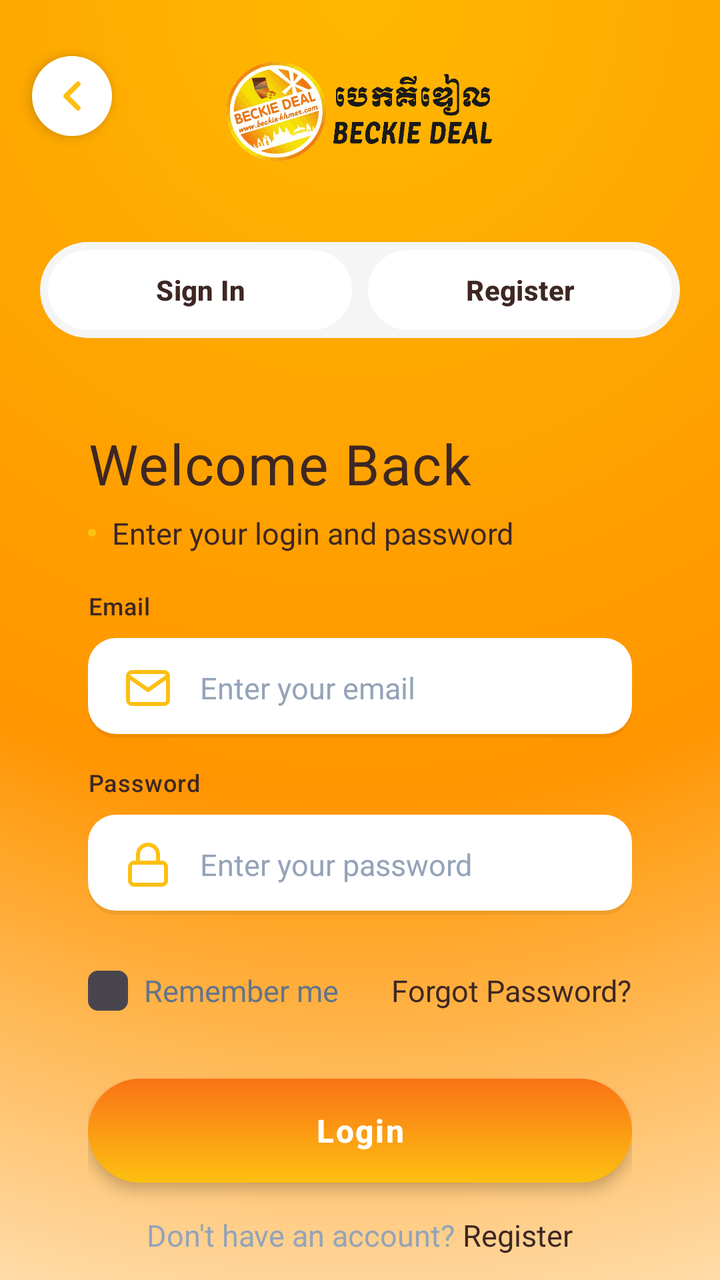
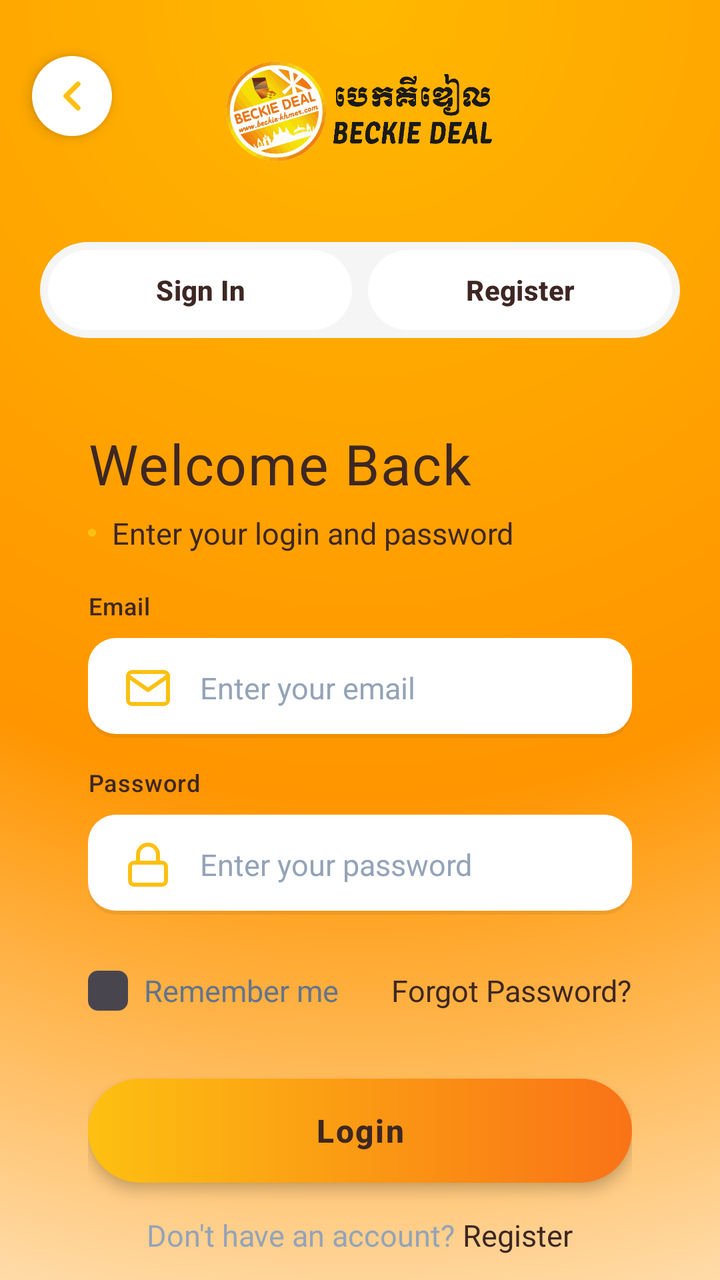

The first picture is an Android layout as it rendered before a commit; the second is the same layout after the commit. The layout source and the unified diff follow.
<!-- AndroidManifest.xml: application theme Theme.BeckieDealApp -->
<!-- res/layout/activity_login.xml -->
﻿<?xml version="1.0" encoding="utf-8"?>
<androidx.constraintlayout.widget.ConstraintLayout xmlns:android="http://schemas.android.com/apk/res/android"
    xmlns:app="http://schemas.android.com/apk/res-auto"
    xmlns:tools="http://schemas.android.com/tools"
    android:layout_width="match_parent"
    android:layout_height="match_parent"
    android:background="@drawable/login_radial_gradient_bg"
    android:fitsSystemWindows="true"
    tools:context=".LoginActivity">

    <androidx.core.widget.NestedScrollView
        android:layout_width="match_parent"
        android:layout_height="match_parent"
        android:fillViewport="true"
        android:overScrollMode="never">

        <LinearLayout
            android:layout_width="match_parent"
            android:layout_height="wrap_content"
            android:orientation="vertical">

            
            <FrameLayout
                android:id="@+id/loginHeaderWave"
                android:layout_width="match_parent"
                android:layout_height="wrap_content"
                android:paddingTop="20dp"
                android:paddingBottom="20dp">

                
                <ImageView
                    android:id="@+id/backButton"
                    android:layout_width="40dp"
                    android:layout_height="40dp"
                    android:layout_gravity="start|top"
                    android:layout_marginStart="16dp"
                    android:layout_marginTop="8dp"
                    android:padding="8dp"
                    android:src="@drawable/ic_arrow_left"
                    android:contentDescription="Back"
                    android:background="@drawable/login_logo_circle_bg"
                    android:elevation="4dp"
                    app:tint="@color/primary" />

                
                <LinearLayout
                    android:layout_width="wrap_content"
                    android:layout_height="wrap_content"
                    android:layout_gravity="center_horizontal"
                    android:layout_marginTop="8dp"
                    android:orientation="vertical">

                    <ImageView
                        android:layout_width="150dp"
                        android:layout_height="55dp"
                        android:layout_gravity="center_horizontal"
                        android:src="@drawable/logo_light"
                        android:scaleType="fitCenter"
                        android:contentDescription="Beckie Deal Logo" />

                </LinearLayout>

            </FrameLayout>

            
            <LinearLayout
                android:layout_width="match_parent"
                android:layout_height="wrap_content"
                android:layout_gravity="center_horizontal"
                android:layout_marginTop="18dp"
                android:layout_marginBottom="20dp"
                android:layout_marginHorizontal="20dp"
                android:background="@drawable/button_toggle_container_bg"
                android:orientation="horizontal"
                android:padding="4dp">

                
                <androidx.appcompat.widget.AppCompatButton
                    android:id="@+id/signInToggle"
                    android:layout_width="0dp"
                    android:layout_height="40dp"
                    android:layout_weight="1"
                    android:layout_marginEnd="4dp"
                    android:background="@drawable/button_toggle_signin_selector"
                    app:backgroundTint="@null"
                    android:text="Sign In"
                    android:textColor="@color/button_toggle_text_color"
                    android:textSize="14sp"
                    android:textStyle="bold"
                    android:stateListAnimator="@null" />

                
                <androidx.appcompat.widget.AppCompatButton
                    android:id="@+id/registerToggle"
                    android:layout_width="0dp"
                    android:layout_height="40dp"
                    android:layout_weight="1"
                    android:layout_marginStart="4dp"
                    android:background="@drawable/button_toggle_register_selector"
                    app:backgroundTint="@null"
                    android:text="Register"
                    android:textColor="@color/button_toggle_text_color"
                    android:textSize="14sp"
                    android:textStyle="bold"
                    android:stateListAnimator="@null" />

            </LinearLayout>

            
            <FrameLayout
                android:id="@+id/formContainer"
                android:layout_width="match_parent"
                android:layout_height="wrap_content"
                android:paddingHorizontal="20dp"
                android:paddingBottom="16dp">

                
                <LinearLayout
                    android:id="@+id/loginFormSection"
                    android:layout_width="match_parent"
                    android:layout_height="wrap_content"
                    android:orientation="vertical"
                    android:elevation="8dp"
                    android:paddingHorizontal="24dp"
                    android:paddingTop="24dp"
                    android:paddingBottom="24dp">

                    
                    <TextView
                        android:layout_width="wrap_content"
                        android:layout_height="wrap_content"
                        android:text="Welcome Back"
                        android:textAppearance="@style/TextAppearance.App.ScreenTitle"
                        android:textColor="@color/dark_brown"
                        android:letterSpacing="0.02" />

                    
                    <LinearLayout
                        android:layout_width="wrap_content"
                        android:layout_height="wrap_content"
                        android:layout_marginTop="6dp"
                        android:gravity="center_vertical"
                        android:orientation="horizontal">

                        <View
                            android:layout_width="4dp"
                            android:layout_height="4dp"
                            android:background="@drawable/login_logo_circle_bg"
                            android:backgroundTint="@color/primary" />

                        <TextView
                            android:layout_width="wrap_content"
                            android:layout_height="wrap_content"
                            android:layout_marginStart="8dp"
                            android:text="Enter your login and password"
                            android:textAppearance="@style/TextAppearance.App.Body"
                            android:textColor="@color/dark_brown" />
                    </LinearLayout>

                    
                    <TextView
                        android:layout_width="wrap_content"
                        android:layout_height="wrap_content"
                        android:layout_marginTop="18dp"
                        android:text="Email"
                        android:textAppearance="@style/TextAppearance.App.Label"
                        android:textAllCaps="false"
                        android:textColor="@color/dark_brown"
                        android:letterSpacing="0.03" />

                    <EditText
                        android:id="@+id/emailInput"
                        android:layout_width="match_parent"
                        android:layout_height="50dp"
                        android:layout_marginTop="8dp"
                        android:background="@drawable/login_input_background_white"
                        android:drawableStart="@drawable/ic_email"
                        android:drawableTint="@color/primary"
                        android:drawablePadding="14dp"
                        android:hint="Enter your email"
                        android:inputType="textEmailAddress"
                        android:paddingHorizontal="18dp"
                        android:textAppearance="@style/TextAppearance.App.CardProductName"
                        android:textColorHint="@color/text_muted" />

                    
                    <TextView
                        android:layout_width="wrap_content"
                        android:layout_height="wrap_content"
                        android:layout_marginTop="14dp"
                        android:text="Password"
                        android:textAppearance="@style/TextAppearance.App.Label"
                        android:textAllCaps="false"
                        android:textColor="@color/dark_brown"
                        android:letterSpacing="0.03" />

                    <EditText
                        android:id="@+id/passwordInput"
                        android:layout_width="match_parent"
                        android:layout_height="50dp"
                        android:layout_marginTop="8dp"
                        android:background="@drawable/login_input_background_white"
                        android:drawableStart="@drawable/ic_lock"
                        android:drawableTint="@color/primary"
                        android:drawablePadding="14dp"
                        android:hint="Enter your password"
                        android:inputType="textPassword"
                        android:paddingHorizontal="18dp"
                        android:textAppearance="@style/TextAppearance.App.CardProductName"
                        android:textColorHint="@color/text_muted" />

                    
                    <LinearLayout
                        android:layout_width="match_parent"
                        android:layout_height="wrap_content"
                        android:layout_marginTop="14dp"
                        android:gravity="center_vertical"
                        android:orientation="horizontal">

                        <CheckBox
                            android:id="@+id/rememberMe"
                            android:layout_width="wrap_content"
                            android:layout_height="wrap_content"
                            android:button="@drawable/login_checkbox_selector"
                            android:paddingStart="8dp"
                            android:text="Remember me"
                            android:textAppearance="@style/TextAppearance.App.Body"
                            android:textColor="@color/text_secondary" />

                        <View
                            android:layout_width="0dp"
                            android:layout_height="0dp"
                            android:layout_weight="1" />

                        <TextView
                            android:id="@+id/forgotPassword"
                            android:layout_width="wrap_content"
                            android:layout_height="wrap_content"
                            android:text="Forgot Password?"
                            android:textAppearance="@style/TextAppearance.App.CardPrice"
                            android:textColor="@color/dark_brown" />

                    </LinearLayout>

                    
                    <androidx.appcompat.widget.AppCompatButton
                        android:id="@+id/loginButton"
                        android:layout_width="match_parent"
                        android:layout_height="52dp"
                        android:layout_marginTop="20dp"
                        android:background="@drawable/login_button_rounded_bg"
                        app:backgroundTint="@null"
                        android:text="Login"
                        android:textAllCaps="false"
                        android:textColor="@color/white_fixed"
                        android:textSize="16sp"
                        android:textStyle="bold"
                        android:letterSpacing="0.05"
                        android:elevation="4dp"
                        android:stateListAnimator="@null" />

                    
                    <LinearLayout
                        android:layout_width="wrap_content"
                        android:layout_height="wrap_content"
                        android:layout_gravity="center"
                        android:layout_marginTop="16dp"
                        android:orientation="horizontal">

                        <TextView
                            android:layout_width="wrap_content"
                            android:layout_height="wrap_content"
                            android:text="Don't have an account? "
                            android:textAppearance="@style/TextAppearance.App.Body"
                            android:textColor="@color/text_muted" />

                        <TextView
                            android:id="@+id/registerLink"
                            android:layout_width="wrap_content"
                            android:layout_height="wrap_content"
                            android:text="Register"
                            android:textAppearance="@style/TextAppearance.App.CardPrice"
                            android:textColor="@color/dark_brown" />

                    </LinearLayout>

                </LinearLayout>

                
                <LinearLayout
                    android:id="@+id/registerFormSection"
                    android:layout_width="match_parent"
                    android:layout_height="wrap_content"
                    android:orientation="vertical"
                    android:elevation="8dp"
                    android:paddingHorizontal="24dp"
                    android:paddingTop="24dp"
                    android:paddingBottom="24dp"
                    android:visibility="gone">

                    
                    <TextView
                        android:layout_width="wrap_content"
                        android:layout_height="wrap_content"
                        android:text="Create Account"
                        android:textAppearance="@style/TextAppearance.App.ScreenTitle"
                        android:textColor="@color/dark_brown"
                        android:letterSpacing="0.02" />

                    
                    <TextView
                        android:layout_width="wrap_content"
                        android:layout_height="wrap_content"
                        android:layout_marginTop="6dp"
                        android:text="Join us to get the best deals"
                        android:textAppearance="@style/TextAppearance.App.Body"
                        android:textColor="@color/dark_brown" />

                    
                    <TextView
                        android:layout_width="wrap_content"
                        android:layout_height="wrap_content"
                        android:layout_marginTop="18dp"
                        android:text="Full Name"
                        android:textAppearance="@style/TextAppearance.App.Label"
                        android:textColor="@color/dark_brown" />

                    <EditText
                        android:id="@+id/nameInput"
                        android:layout_width="match_parent"
                        android:layout_height="50dp"
                        android:layout_marginTop="8dp"
                        android:background="@drawable/login_input_background_white"
                        android:drawableStart="@drawable/ic_account"
                        android:drawableTint="@color/primary"
                        android:drawablePadding="14dp"
                        android:hint="Enter your full name"
                        android:inputType="textPersonName"
                        android:paddingHorizontal="18dp" />

                    
                    <TextView
                        android:layout_width="wrap_content"
                        android:layout_height="wrap_content"
                        android:layout_marginTop="14dp"
                        android:text="Email"
                        android:textAppearance="@style/TextAppearance.App.Label"
                        android:textColor="@color/dark_brown" />

                    <EditText
                        android:id="@+id/regEmailInput"
                        android:layout_width="match_parent"
                        android:layout_height="50dp"
                        android:layout_marginTop="8dp"
                        android:background="@drawable/login_input_background_white"
                        android:drawableStart="@drawable/ic_email"
                        android:drawableTint="@color/primary"
                        android:drawablePadding="14dp"
                        android:hint="Enter your email"
                        android:inputType="textEmailAddress"
                        android:paddingHorizontal="18dp" />

                    
                    <TextView
                        android:layout_width="wrap_content"
                        android:layout_height="wrap_content"
                        android:layout_marginTop="14dp"
                        android:text="Password"
                        android:textAppearance="@style/TextAppearance.App.Label"
                        android:textColor="@color/dark_brown" />

                    <EditText
                        android:id="@+id/regPasswordInput"
                        android:layout_width="match_parent"
                        android:layout_height="50dp"
                        android:layout_marginTop="8dp"
                        android:background="@drawable/login_input_background_white"
                        android:drawableStart="@drawable/ic_lock"
                        android:drawableTint="@color/primary"
                        android:drawablePadding="14dp"
                        android:hint="Create a password"
                        android:inputType="textPassword"
                        android:paddingHorizontal="18dp" />

                    
                    <androidx.appcompat.widget.AppCompatButton
                        android:id="@+id/registerButton"
                        android:layout_width="match_parent"
                        android:layout_height="52dp"
                        android:layout_marginTop="24dp"
                        android:background="@drawable/login_button_rounded_bg"
                        app:backgroundTint="@null"
                        android:text="Sign Up"
                        android:textAllCaps="false"
                        android:textColor="@color/white_fixed"
                        android:textSize="16sp"
                        android:textStyle="bold"
                        android:elevation="4dp"
                        android:stateListAnimator="@null" />

                    
                    <LinearLayout
                        android:layout_width="wrap_content"
                        android:layout_height="wrap_content"
                        android:layout_gravity="center"
                        android:layout_marginTop="16dp"
                        android:orientation="horizontal">

                        <TextView
                            android:layout_width="wrap_content"
                            android:layout_height="wrap_content"
                            android:text="Already have an account? "
                            android:textAppearance="@style/TextAppearance.App.Body"
                            android:textColor="@color/text_muted" />

                        <TextView
                            android:id="@+id/loginLink"
                            android:layout_width="wrap_content"
                            android:layout_height="wrap_content"
                            android:text="Login"
                            android:textAppearance="@style/TextAppearance.App.CardPrice"
                            android:textColor="@color/dark_brown" />
                    </LinearLayout>
                </LinearLayout>
            </FrameLayout>

        </LinearLayout>
    </androidx.core.widget.NestedScrollView>

    <ProgressBar
        android:id="@+id/loginProgressBar"
        android:layout_width="wrap_content"
        android:layout_height="wrap_content"
        android:visibility="gone"
        android:elevation="10dp"
        app:layout_constraintBottom_toBottomOf="parent"
        app:layout_constraintEnd_toEndOf="parent"
        app:layout_constraintStart_toStartOf="parent"
        app:layout_constraintTop_toTopOf="parent" />

</androidx.constraintlayout.widget.ConstraintLayout>
<!-- resources referenced by this layout -->
<resources>
  <color name="dark_brown">#3E2723</color>
  <color name="primary">#FDC011</color>
  <color name="text_muted">#94A3B8</color>
  <color name="text_secondary">#64748B</color>
  <color name="white_fixed">#FFFFFF</color>
  <!-- drawable button_toggle_container_bg (drawable) -->
  <?xml version="1.0" encoding="utf-8"?>
  <shape xmlns:android="http://schemas.android.com/apk/res/android">
      <solid android:color="#F5F5F5" />
      <corners android:radius="28dp" />
  </shape>
  <!-- drawable login_button_rounded_bg (drawable) -->
  <?xml version="1.0" encoding="utf-8"?>
  <shape xmlns:android="http://schemas.android.com/apk/res/android">
      <gradient
          android:type="linear"
          android:angle="90"
          android:startColor="#FDC011"
          android:endColor="#F97316" />
      <corners android:radius="28dp" />
  </shape>
  <!-- drawable login_logo_circle_bg (drawable) -->
  <?xml version="1.0" encoding="utf-8"?>
  <shape xmlns:android="http://schemas.android.com/apk/res/android"
      android:shape="oval">
      <solid android:color="@color/white_fixed" />
      <size
          android:width="100dp"
          android:height="100dp" />
  </shape>
  <style name="TextAppearance.App.CardPrice" parent="TextAppearance.Material3.BodyLarge">
          <item name="android:fontFamily">@font/synonym_semibold</item>
          <item name="android:textSize">15sp</item>
          <item name="android:letterSpacing">0</item>
          <item name="android:textColor">@color/text_primary</item>
      </style>
  <style name="TextAppearance.App.CardProductName" parent="TextAppearance.Material3.BodyLarge">
          <item name="android:fontFamily">@font/synonym_medium</item>
          <item name="android:textSize">15sp</item>
          <item name="android:letterSpacing">0</item>
          <item name="android:textColor">@color/text_primary</item>
      </style>
  <style name="Theme.BeckieDealApp" parent="Base.Theme.BeckieDealApp">
          <item name="buttonStyle">@style/Widget.App.Button</item>
          <item name="materialButtonStyle">@style/Widget.App.Button</item>
      </style>
  <color name="border_color">#E2E8F0</color>
  <color name="text_primary">#1E293B</color>
  <style name="Widget.App.Button" parent="Widget.Material3.Button">
          <item name="shapeAppearance">@style/ShapeAppearance.App.Button.Pill</item>
          <item name="android:textAppearance">@style/TextAppearance.App.Button</item>
      </style>
  <color name="on_primary">#FFFFFF</color>
  <color name="primary_container">#FDC011</color>
  <color name="on_primary_container">#582200</color>
  <color name="background">#F9F9F7</color>
  <color name="surface">#FFFFFF</color>
  <color name="on_surface">#251913</color>
  <style name="TextAppearance.App.PriceHero" parent="TextAppearance.Material3.TitleLarge">
          <item name="android:fontFamily">@font/amulya_bold</item>
          <item name="android:textSize">22sp</item>
          <item name="android:letterSpacing">-0.01</item>
          <item name="android:textColor">@color/text_primary</item>
      </style>
  <style name="TextAppearance.App.Button" parent="TextAppearance.Material3.LabelLarge">
          <item name="android:fontFamily">@font/synonym_semibold</item>
          <item name="android:textSize">15sp</item>
          <item name="android:letterSpacing">0.01</item>
          <item name="android:textAllCaps">false</item>
      </style>
  <style name="ShapeAppearance.App.Button.Pill" parent="">
          <item name="cornerFamily">rounded</item>
          <item name="cornerSize">50%</item>
      </style>
  <color name="nav_indicator_fill">#FFF1EB</color>
  <style name="ShapeAppearance.App.BottomNav.ActiveIndicator" parent="">
          <item name="cornerFamily">rounded</item>
          <item name="cornerSize">50%</item>
      </style>
  <!-- unchanged entries left out for length: 19 -->
</resources>

<!-- the commit's change to res/layout/activity_login.xml (unified diff, before → after) -->
@@ -252,7 +252,7 @@
                         app:backgroundTint="@null"
                         android:text="Login"
                         android:textAllCaps="false"
-                        android:textColor="@color/white_fixed"
+                        android:textColor="@color/dark_brown"
                         android:textSize="16sp"
                         android:textStyle="bold"
                         android:letterSpacing="0.05"
@@ -392,9 +392,10 @@
                         app:backgroundTint="@null"
                         android:text="Sign Up"
                         android:textAllCaps="false"
-                        android:textColor="@color/white_fixed"
+                        android:textColor="@color/dark_brown"
                         android:textSize="16sp"
                         android:textStyle="bold"
+                        android:letterSpacing="0.05"
                         android:elevation="4dp"
                         android:stateListAnimator="@null" />
 
<!-- resource entries referenced after the edit -->
@@ -16,10 +16,10 @@
   <shape xmlns:android="http://schemas.android.com/apk/res/android">
       <gradient
           android:type="linear"
-          android:angle="90"
+          android:angle="0"
           android:startColor="#FDC011"
           android:endColor="#F97316" />
-      <corners android:radius="28dp" />
+      <corners android:radius="26dp" />
   </shape>
   <!-- drawable login_logo_circle_bg (drawable) -->
   <?xml version="1.0" encoding="utf-8"?>
